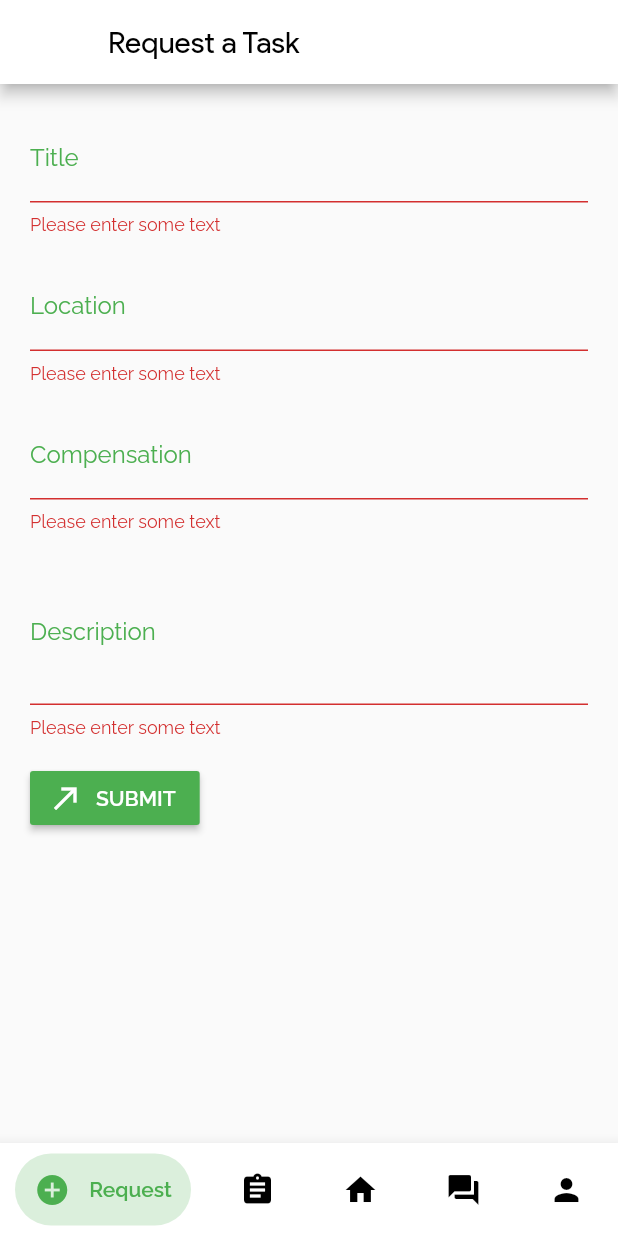
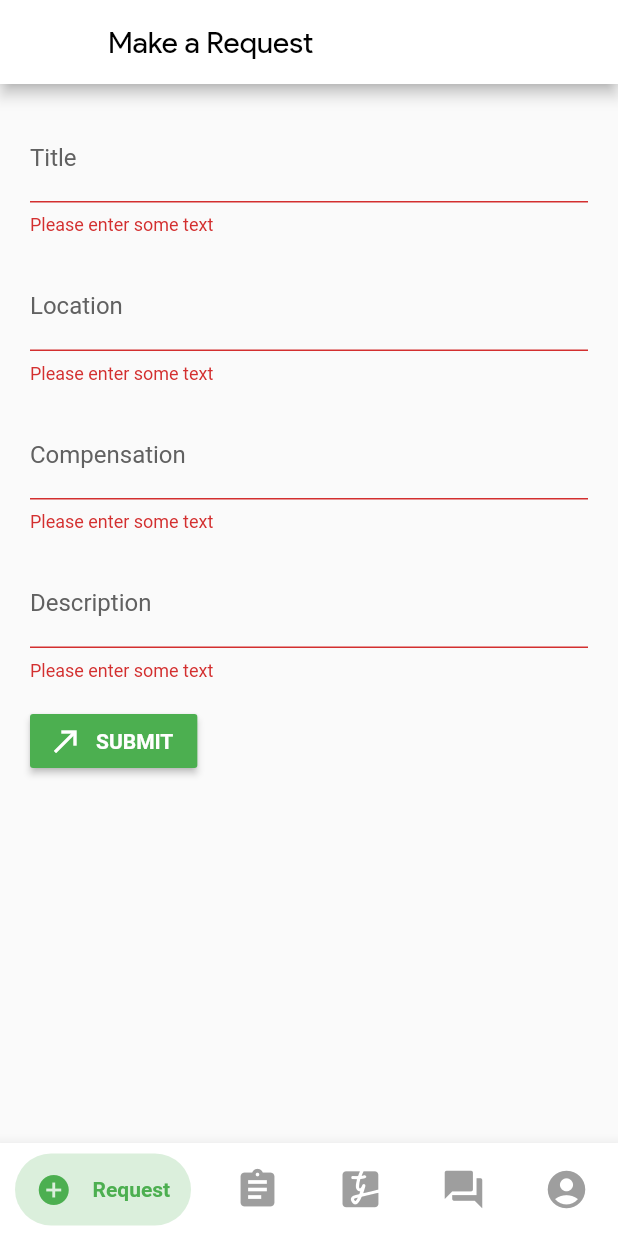
Before and after one commit to tomxjy666/trustworky_flutterfire, a Flutter app: the LoggedInWrapperScreen screen opened by its route, after a tap on "SUBMIT", on a phone screen of 412 x 824 dp. Run offline on Flutter 3.47's test engine with Material 2 defaults, Android fonts, the phone set to English and light mode, and no system bars; drawn by our look-alikes of bubble_bottom_bar; our stand-ins replace cloud_firestore, firebase_analytics, firebase_auth, font_awesome_flutter, google_fonts, google_sign_in and 1 more; missing offline and left inert: flutter_auth_buttons; accounts and stored records are empty.

Commit message:
feat: customIcon

```diff
--- a/lib/main.dart
+++ b/lib/main.dart
@@ -39,7 +39,7 @@ class MyApp extends StatelessWidget {
           //   color: Colors.black87,
           // ),
           // brightness: Brightness.dark,
-          textTheme: GoogleFonts.ralewayTextTheme(
+          textTheme: GoogleFonts.robotoTextTheme(
             Theme.of(context).textTheme,
           ),
           buttonTheme: ButtonThemeData(),
--- a/lib/screens/loggedin_wrapper.dart
+++ b/lib/screens/loggedin_wrapper.dart
@@ -1,6 +1,7 @@
 import 'package:flutter/material.dart';
 import 'package:bubble_bottom_bar/bubble_bottom_bar.dart';
 import 'package:trustworky_flutterfire/screens/screens.dart';
+import 'package:trustworky_flutterfire/shared/shared.dart';
 
 class LoggedInWrapperScreen extends StatefulWidget {
   LoggedInWrapperScreen({Key key}) : super(key: key);
@@ -42,7 +43,8 @@ class _LoggedInWrapperScreenState extends State<LoggedInWrapperScreen> {
               backgroundColor: Colors.green,
               icon: Icon(
                 Icons.add_circle,
-                color: Colors.black,
+                size: 30,
+                color: Colors.grey,
               ),
               activeIcon: Icon(
                 Icons.add_circle,
@@ -53,7 +55,8 @@ class _LoggedInWrapperScreenState extends State<LoggedInWrapperScreen> {
               backgroundColor: Colors.green,
               icon: Icon(
                 Icons.assignment,
-                color: Colors.black,
+                size: 30,
+                color: Colors.grey,
               ),
               activeIcon: Icon(
                 Icons.assignment,
@@ -63,11 +66,14 @@ class _LoggedInWrapperScreenState extends State<LoggedInWrapperScreen> {
           BubbleBottomBarItem(
               backgroundColor: Colors.green,
               icon: Icon(
-                Icons.home,
-                color: Colors.black,
+                // Icons.home,
+                CustomIcons.trustworky,
+                color: Colors.grey,
               ),
               activeIcon: Icon(
-                Icons.home,
+                // Icons.home,
+                CustomIcons.trustworky,
+                size: 20,
                 color: Colors.green,
               ),
               title: Text("Home")),
@@ -75,7 +81,8 @@ class _LoggedInWrapperScreenState extends State<LoggedInWrapperScreen> {
               backgroundColor: Colors.green,
               icon: Icon(
                 Icons.forum,
-                color: Colors.black,
+                size: 30,
+                color: Colors.grey,
               ),
               activeIcon: Icon(
                 Icons.forum,
@@ -85,11 +92,12 @@ class _LoggedInWrapperScreenState extends State<LoggedInWrapperScreen> {
           BubbleBottomBarItem(
               backgroundColor: Colors.green,
               icon: Icon(
-                Icons.person,
-                color: Colors.black,
+                Icons.account_circle,
+                size: 30,
+                color: Colors.grey,
               ),
               activeIcon: Icon(
-                Icons.person,
+                Icons.account_circle,
                 color: Colors.green,
               ),
               title: Text("Profile"))
--- a/lib/screens/request.dart
+++ b/lib/screens/request.dart
@@ -18,14 +18,13 @@ class _RequestScreenState extends State<RequestScreen> {
   String description = '';
   String error = '';
 
-
   @override
   Widget build(BuildContext context) {
     FirebaseUser user = Provider.of<FirebaseUser>(context);
     return Scaffold(
         appBar: AppBar(
             title: Text(
-              'Request a Task',
+              'Make a Request',
               style: TextStyle(
                 fontFamily: 'ProductSans',
                 // fontWeight: FontWeight.w500,
@@ -50,14 +49,18 @@ class _RequestScreenState extends State<RequestScreen> {
                             cursorColor: Colors.green,
                             decoration: InputDecoration(
                                 hintText: 'Use an eye catching title',
+                                hintStyle: TextStyle(color: Colors.grey),
                                 focusColor: Colors.green,
                                 fillColor: Colors.green,
                                 hoverColor: Colors.green,
+                                enabledBorder: OutlineInputBorder(
+                                    borderSide:
+                                        BorderSide(color: Colors.green[200])),
                                 focusedBorder: OutlineInputBorder(
                                     borderSide:
                                         BorderSide(color: Colors.green[100])),
                                 labelText: 'Title',
-                                labelStyle: TextStyle(color: Colors.green)),
+                                labelStyle: TextStyle(color: Colors.grey[700])),
                             validator: (value) {
                               if (value.isEmpty) {
                                 return 'Please enter some text';
@@ -77,14 +80,18 @@ class _RequestScreenState extends State<RequestScreen> {
                             cursorColor: Colors.green,
                             decoration: InputDecoration(
                                 hintText: 'i.e. Singapore',
+                                hintStyle: TextStyle(color: Colors.grey),
                                 focusColor: Colors.green,
                                 fillColor: Colors.green,
                                 hoverColor: Colors.green,
+                                enabledBorder: OutlineInputBorder(
+                                    borderSide:
+                                        BorderSide(color: Colors.green[200])),
                                 focusedBorder: OutlineInputBorder(
                                     borderSide:
                                         BorderSide(color: Colors.green[100])),
                                 labelText: 'Location',
-                                labelStyle: TextStyle(color: Colors.green)),
+                                labelStyle: TextStyle(color: Colors.grey[700])),
                             validator: (value) {
                               if (value.isEmpty) {
                                 return 'Please enter some text';
@@ -105,14 +112,18 @@ class _RequestScreenState extends State<RequestScreen> {
                             cursorColor: Colors.green,
                             decoration: InputDecoration(
                                 hintText: 'S\$',
+                                hintStyle: TextStyle(color: Colors.grey),
                                 focusColor: Colors.green,
                                 fillColor: Colors.green,
                                 hoverColor: Colors.green,
+                                enabledBorder: OutlineInputBorder(
+                                    borderSide:
+                                        BorderSide(color: Colors.green[200])),
                                 focusedBorder: OutlineInputBorder(
                                     borderSide:
                                         BorderSide(color: Colors.green[100])),
                                 labelText: 'Compensation',
-                                labelStyle: TextStyle(color: Colors.green)),
+                                labelStyle: TextStyle(color: Colors.grey[700])),
                             validator: (value) {
                               if (value.isEmpty) {
                                 return 'Please enter some text';
@@ -129,19 +140,23 @@ class _RequestScreenState extends State<RequestScreen> {
                                 description = val;
                               });
                             },
-                            minLines: 3,
+                            minLines: 1,
                             maxLines: 8,
                             cursorColor: Colors.green,
                             decoration: InputDecoration(
                                 hintText: 'Input specifics of request',
+                                hintStyle: TextStyle(color: Colors.grey),
                                 focusColor: Colors.green,
                                 fillColor: Colors.green,
                                 hoverColor: Colors.green,
+                                enabledBorder: OutlineInputBorder(
+                                    borderSide:
+                                        BorderSide(color: Colors.green[200])),
                                 focusedBorder: OutlineInputBorder(
                                     borderSide:
                                         BorderSide(color: Colors.green[100])),
                                 labelText: 'Description',
-                                labelStyle: TextStyle(color: Colors.green)),
+                                labelStyle: TextStyle(color: Colors.grey[700])),
                             validator: (value) {
                               if (value.isEmpty) {
                                 return 'Please enter some text';
@@ -161,16 +176,20 @@ class _RequestScreenState extends State<RequestScreen> {
                                 // otherwise.
                                 if (_formKey.currentState.validate()) {
                                   _formKey.currentState.save();
-                                  dynamic requestFormData = await req.updateRequestData(user, title, location, compensation, description);
+                                  dynamic requestFormData =
+                                      await req.updateRequestData(user, title,
+                                          location, compensation, description);
                                   // If the form is valid, display a Snackbar.
-                                  if(requestFormData == null){
+                                  if (requestFormData == null) {
                                     setState(() {
                                       error = 'submit fail';
                                     });
                                   }
                                   Scaffold.of(context).showSnackBar(SnackBar(
-                                      duration: const Duration(seconds: 1),
-                                      content: Text('Request is being processed.')));
+                                      content:
+                                          Text('Request is being processed.')));
+                                  Navigator.pushReplacementNamed(
+                                      context, '/loggedin');
                                 }
                               },
                               color: Colors.green,
--- a/lib/services/globals.dart
+++ b/lib/services/globals.dart
@@ -15,10 +15,12 @@ class Global {
     Topic: (data) => Topic.fromMap(data),
     Quiz: (data) => Quiz.fromMap(data),
     Report: (data) => Report.fromMap(data),
+    // Request: (data) => Request.fromMap(data)
   };
 
   // Firestore References for Writes
   static final Collection<Topic> topicsRef = Collection<Topic>(path: 'topics');
+  // static final Collection<Request> requestRef = Collection<Request>(path: 'requests');
   static final UserData<Report> reportRef = UserData<Report>(collection: 'reports');
 
 
--- a/lib/services/models.dart
+++ b/lib/services/models.dart
@@ -1,3 +1,5 @@
+import 'package:cloud_firestore/cloud_firestore.dart';
+
 //// Embedded Maps
 
 class Option {
@@ -5,7 +7,7 @@ class Option {
   String detail;
   bool correct;
 
-  Option({ this.correct, this.value, this.detail });
+  Option({this.correct, this.value, this.detail});
   Option.fromMap(Map data) {
     value = data['value'];
     detail = data['detail'] ?? '';
@@ -13,15 +15,15 @@ class Option {
   }
 }
 
-
 class Question {
   String text;
   List<Option> options;
-  Question({ this.options, this.text });
+  Question({this.options, this.text});
 
   Question.fromMap(Map data) {
     text = data['text'] ?? '';
-    options = (data['options'] as List ?? []).map((v) => Option.fromMap(v)).toList();
+    options =
+        (data['options'] as List ?? []).map((v) => Option.fromMap(v)).toList();
   }
 }
 
@@ -35,22 +37,32 @@ class Request {
   String description;
   String requesterUid;
   String requesterDisplayName;
-  DateTime lastUpdated;
+  String requesterPhotoUrl;
+  Timestamp lastUpdated;
 
-  Request({ this.id, this.title, this.location, this.compensation, this.description, this.requesterUid, this.requesterDisplayName, this.lastUpdated });
+  Request(
+      {this.id,
+      this.title,
+      this.location,
+      this.compensation,
+      this.description,
+      this.requesterUid,
+      this.requesterDisplayName,
+      this.requesterPhotoUrl,
+      this.lastUpdated});
 
-  factory Request.fromMap(Map data) {
-    return Request(
-      id: data['id'] ?? '',
-      title: data['title'] ?? '',
-      location: data['location'] ?? '',
-      compensation: data['compensation'] ?? '',
-      description: data['description'] ?? '',
-      requesterUid: data['requesterUid'] ?? '',
-      requesterDisplayName: data['requesterDisplayName'] ?? '',
-      lastUpdated: data['lastUpdated']
-    );
-  }
+  // factory Request.fromMap(Map data) {
+  //   return Request(
+  //     id: data['id'] ?? '',
+  //     title: data['title'] ?? '',
+  //     location: data['location'] ?? '',
+  //     compensation: data['compensation'] ?? '',
+  //     description: data['description'] ?? '',
+  //     requesterUid: data['requesterUid'] ?? '',
+  //     requesterDisplayName: data['requesterDisplayName'] ?? '',
+  //     lastUpdated: data['lastUpdated']
+  //   );
+  // }
 
 }
 
@@ -62,7 +74,13 @@ class Quiz {
   String topic;
   List<Question> questions;
 
-  Quiz({ this.title, this.questions, this.video, this.description, this.id, this.topic });
+  Quiz(
+      {this.title,
+      this.questions,
+      this.video,
+      this.description,
+      this.id,
+      this.topic});
 
   factory Quiz.fromMap(Map data) {
     return Quiz(
@@ -71,21 +89,20 @@ class Quiz {
         topic: data['topic'] ?? '',
         description: data['description'] ?? '',
         video: data['video'] ?? '',
-      questions: (data['questions'] as List ?? []).map((v) => Question.fromMap(v)).toList()
-    );
+        questions: (data['questions'] as List ?? [])
+            .map((v) => Question.fromMap(v))
+            .toList());
   }
-
 }
-
 
 class Topic {
   final String id;
   final String title;
-  final  String description;
+  final String description;
   final String img;
   final List<Quiz> quizzes;
 
-  Topic({ this.id, this.title, this.description, this.img, this.quizzes });
+  Topic({this.id, this.title, this.description, this.img, this.quizzes});
 
   factory Topic.fromMap(Map data) {
     return Topic(
@@ -93,12 +110,12 @@ class Topic {
       title: data['title'] ?? '',
       description: data['description'] ?? '',
       img: data['img'] ?? 'default.png',
-      quizzes:  (data['quizzes'] as List ?? []).map((v) => Quiz.fromMap(v)).toList(), //data['quizzes'],
+      quizzes: (data['quizzes'] as List ?? [])
+          .map((v) => Quiz.fromMap(v))
+          .toList(), //data['quizzes'],
     );
   }
-
 }
-
 
 class Report {
   String uid;
@@ -106,15 +123,13 @@ class Report {
   dynamic topics;
   DateTime lastActivity;
 
-  Report({ this.uid, this.topics, this.total, this.lastActivity });
+  Report({this.uid, this.topics, this.total, this.lastActivity});
 
   factory Report.fromMap(Map data) {
     return Report(
         uid: data['uid'],
         total: data['total'] ?? 0,
         topics: data['topics'] ?? {},
-      lastActivity: data['lastActivity']
-    );
+        lastActivity: data['lastActivity']);
   }
-
 }
--- /dev/null
+++ b/lib/shared/custom_icons_icons.dart
@@ -0,0 +1,24 @@
+/// Flutter icons CustomIcons
+/// Copyright (C) 2019 by original authors @ fluttericon.com, fontello.com
+/// This font was generated by FlutterIcon.com, which is derived from Fontello.
+///
+/// To use this font, place it in your fonts/ directory and include the
+/// following in your pubspec.yaml
+///
+/// flutter:
+///   fonts:
+///    - family:  CustomIcons
+///      fonts:
+///       - asset: fonts/CustomIcons.ttf
+///
+///
+///
+import 'package:flutter/widgets.dart';
+
+class CustomIcons {
+  CustomIcons._();
+
+  static const _kFontFam = 'CustomIcons';
+
+  static const IconData trustworky = const IconData(0xe800, fontFamily: _kFontFam);
+}
--- a/lib/shared/shared.dart
+++ b/lib/shared/shared.dart
@@ -1,3 +1,4 @@
 export 'bottom_nav.dart';
 export 'progress_bar.dart';
 export 'loader.dart';
+export 'custom_icons_icons.dart';
--- a/pubspec.yaml
+++ b/pubspec.yaml
@@ -44,6 +44,7 @@ dependencies:
   google_fonts: ^0.2.0
   flutter_auth_buttons: ^0.6.0
   uuid: ^2.0.4
+  floating_search_bar: ^0.2.0
 
 
 dev_dependencies:
@@ -90,6 +91,9 @@ flutter:
           style: italic
         - asset: assets/fonts/product-sans/Product-Sans-Bold.ttf
           weight: 700
+    - family: CustomIcons
+      fonts:
+        - asset: assets/fonts/CustomIcons.ttf
   #
   # For details regarding fonts from package dependencies,
   # see https://flutter.dev/custom-fonts/#from-packages
```
Also changed, not shown: lib/screens/task_list.dart (added, +28 -0 lines), lib/screens/task_tile.dart (added, +30 -0 lines), lib/screens/tasks.dart (+16 -4 lines), lib/services/request.dart (+29 -3 lines), assets/fonts/CustomIcons.ttf (added), pubspec.lock. Lines whose indentation alone changed are shown as unchanged.
